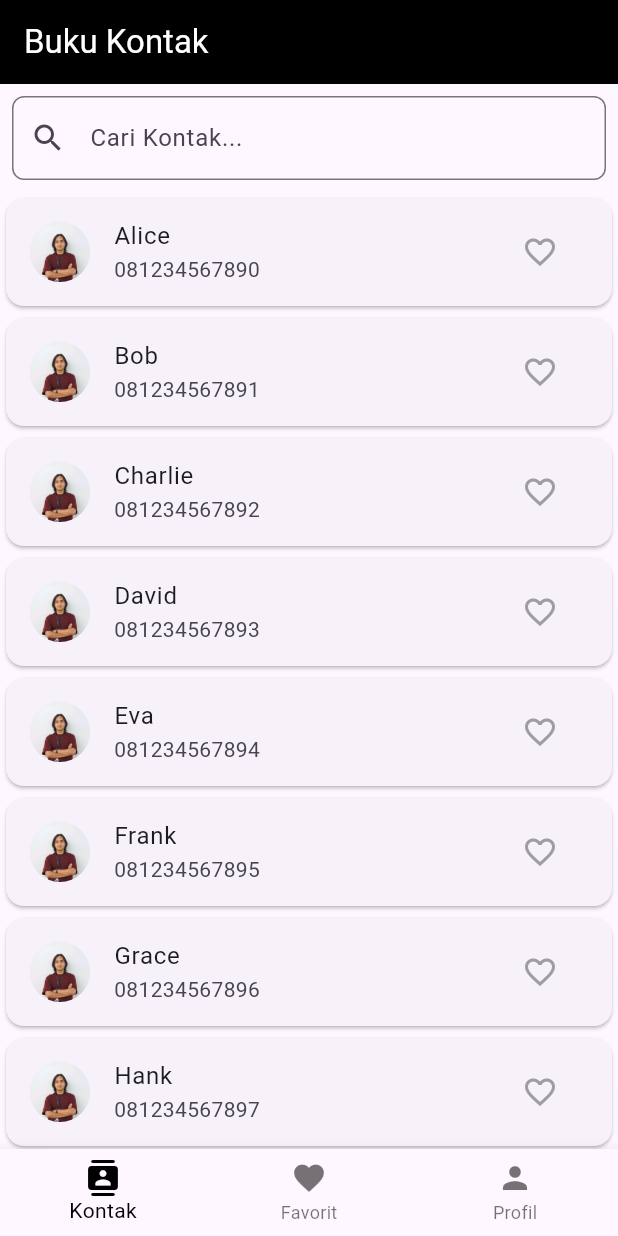
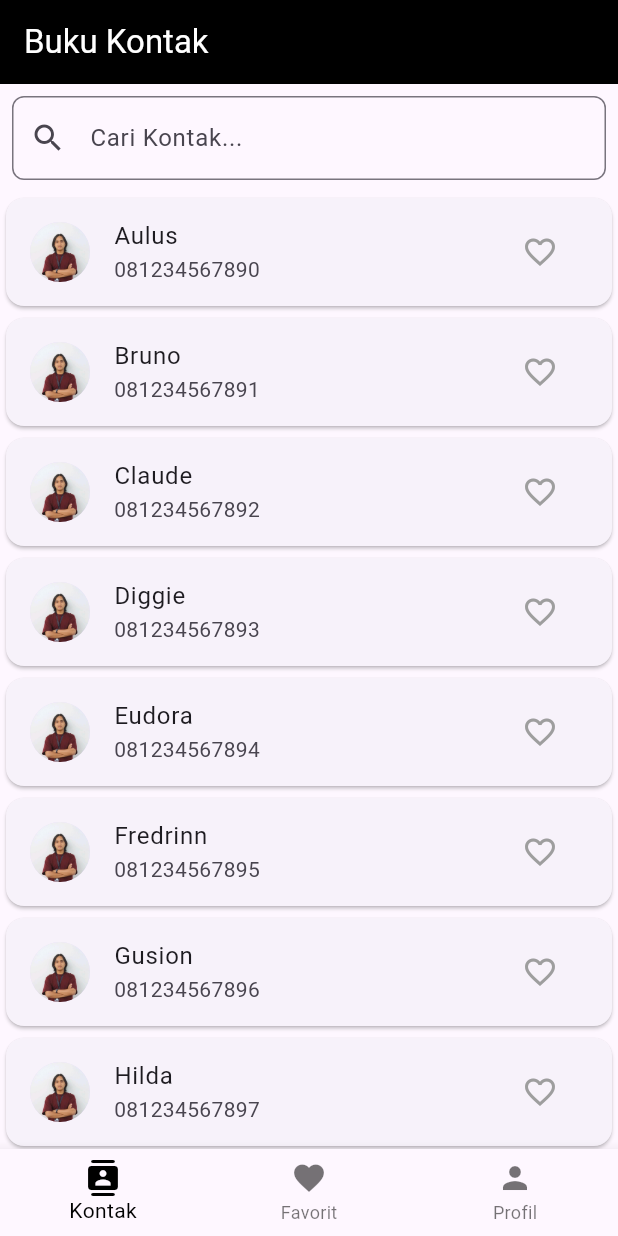
Before and after one commit to sarifht/project_flutter_pemula, a Flutter app: the screen it shows after launch, on a phone screen of 412 x 824 dp. Run offline on Flutter 3.47's test engine with Material 3 defaults, Android fonts, the phone set to English and light mode, and no system bars.

Commit message:
update minor: penambahan const dan mengubah nama-nama di dalam kontak

```diff
--- a/lib/detail_contact.dart
+++ b/lib/detail_contact.dart
@@ -20,7 +20,7 @@ class DetailContactPage extends StatelessWidget {
     return Scaffold(
       appBar: AppBar(
         centerTitle: true, // Nama di AppBar berada di tengah
-        title: Text('Detail Kontak'),
+        title: const Text('Detail Kontak'),
       ),
       body: Center(
         child: Column(
--- a/lib/list_contact.dart
+++ b/lib/list_contact.dart
@@ -11,91 +11,91 @@ class ListContactPage extends StatefulWidget {
 class ListContactPageState extends State<ListContactPage> {
   List<Map<String, dynamic>> contacts = [
     {
-      "name": "Alice",
+      "name": "Aulus",
       "phone": "081234567890",
       "image": "images/profile.png",
       "isFavorite": false
     },
     {
-      "name": "Bob",
+      "name": "Bruno",
       "phone": "081234567891",
       "image": "images/profile.png",
       "isFavorite": false
     },
     {
-      "name": "Charlie",
+      "name": "Claude",
       "phone": "081234567892",
       "image": "images/profile.png",
       "isFavorite": false
     },
     {
-      "name": "David",
+      "name": "Diggie",
       "phone": "081234567893",
       "image": "images/profile.png",
       "isFavorite": false
     },
     {
-      "name": "Eva",
+      "name": "Eudora",
       "phone": "081234567894",
       "image": "images/profile.png",
       "isFavorite": false
     },
     {
-      "name": "Frank",
+      "name": "Fredrinn",
       "phone": "081234567895",
       "image": "images/profile.png",
       "isFavorite": false
     },
     {
-      "name": "Grace",
+      "name": "Gusion",
       "phone": "081234567896",
       "image": "images/profile.png",
       "isFavorite": false
     },
     {
-      "name": "Hank",
+      "name": "Hilda",
       "phone": "081234567897",
       "image": "images/profile.png",
       "isFavorite": false
     },
     {
-      "name": "Ivy",
+      "name": "Ixia",
       "phone": "081234567898",
       "image": "images/profile.png",
       "isFavorite": false
     },
     {
-      "name": "Jack",
+      "name": "Joy",
       "phone": "081234567899",
       "image": "images/profile.png",
       "isFavorite": false
     },
     {
-      "name": "Kate",
+      "name": "Karina",
       "phone": "081234567800",
       "image": "images/profile.png",
       "isFavorite": false
     },
     {
-      "name": "Leo",
+      "name": "Ling",
       "phone": "081234567801",
       "image": "images/profile.png",
       "isFavorite": false
     },
     {
-      "name": "Mia",
+      "name": "Miya",
       "phone": "081234567802",
       "image": "images/profile.png",
       "isFavorite": false
     },
     {
-      "name": "Nina",
+      "name": "Nana",
       "phone": "081234567803",
       "image": "images/profile.png",
       "isFavorite": false
     },
     {
-      "name": "Oscar",
+      "name": "Odette",
       "phone": "081234567804",
       "image": "images/profile.png",
       "isFavorite": false
```
